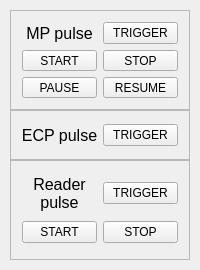
Above: src/ui-qt/base/wgt_process_control.ui from ptroja/mrrocpp before the change. Below: the same form after it.
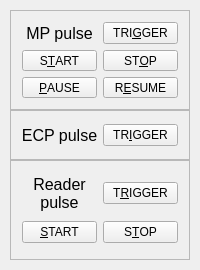
That is the form after the change.

Commit message: dodane skroty klawiszowe w oknie process_control

What changed in the file:
```diff
--- a/src/ui-qt/base/wgt_process_control.ui
+++ b/src/ui-qt/base/wgt_process_control.ui
@@ -62,35 +62,35 @@
     <item row="0" column="1">
      <widget class="QPushButton" name="mp_trigger_pushButton">
       <property name="text">
-       <string>TRIGGER</string>
+       <string>TRI&amp;GGER</string>
       </property>
      </widget>
     </item>
     <item row="1" column="0">
      <widget class="QPushButton" name="mp_start_pushButton">
       <property name="text">
-       <string>START</string>
+       <string>S&amp;TART</string>
       </property>
      </widget>
     </item>
     <item row="1" column="1">
      <widget class="QPushButton" name="mp_stop_pushButton">
       <property name="text">
-       <string>STOP</string>
+       <string>ST&amp;OP</string>
       </property>
      </widget>
     </item>
     <item row="2" column="0">
      <widget class="QPushButton" name="mp_pause_pushButton">
       <property name="text">
-       <string>PAUSE</string>
+       <string>&amp;PAUSE</string>
       </property>
      </widget>
     </item>
     <item row="2" column="1">
      <widget class="QPushButton" name="mp_resume_pushButton">
       <property name="text">
-       <string>RESUME</string>
+       <string>R&amp;ESUME</string>
       </property>
      </widget>
     </item>
@@ -127,7 +127,7 @@
     <item row="0" column="1">
      <widget class="QPushButton" name="all_ecp_trigger_pushButton">
       <property name="text">
-       <string>TRIGGER</string>
+       <string>TR&amp;IGGER</string>
       </property>
      </widget>
     </item>
@@ -176,14 +176,14 @@
     <item row="0" column="1">
      <widget class="QPushButton" name="all_reader_trigger_pushButton">
       <property name="text">
-       <string>TRIGGER</string>
+       <string>T&amp;RIGGER</string>
       </property>
      </widget>
     </item>
     <item row="1" column="1">
      <widget class="QPushButton" name="all_reader_stop_pushButton">
       <property name="text">
-       <string>STOP</string>
+       <string>S&amp;TOP</string>
       </property>
      </widget>
     </item>
@@ -208,7 +208,7 @@
     <item row="1" column="0">
      <widget class="QPushButton" name="all_reader_start_pushButton">
       <property name="text">
-       <string>START</string>
+       <string>&amp;START</string>
       </property>
      </widget>
     </item>
```
The commit also changes 2 other files.
